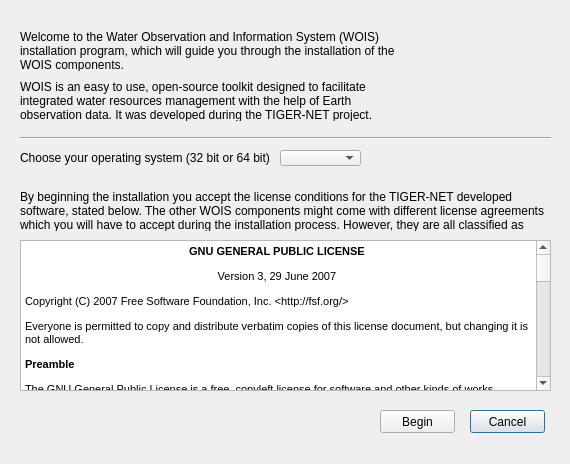
Above: ui/welcomeDialog.ui from DHI-GRAS/GWA_Installer before the change. Below: the same form after it.
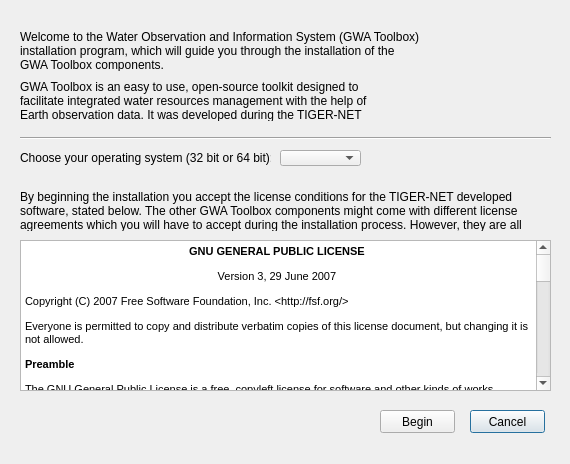
That is the form after the change. Icons and pictures are not drawn.

Commit message: replace WOIS by 'GWA Toolbox'

Patch:
```diff
--- a/ui/welcomeDialog.ui
+++ b/ui/welcomeDialog.ui
@@ -72,7 +72,7 @@
     <locale language="English" country="UnitedKingdom"/>
    </property>
    <property name="text">
-    <string>By beginning the installation you accept the license conditions for the TIGER-NET developed software, stated below. The other WOIS components might come with different license agreements which you will have to accept during the installation process. However, they are all classified as open-source.</string>
+    <string>By beginning the installation you accept the license conditions for the TIGER-NET developed software, stated below. The other GWA Toolbox components might come with different license agreements which you will have to accept during the installation process. However, they are all classified as open-source.</string>
    </property>
    <property name="wordWrap">
     <bool>true</bool>
@@ -258,7 +258,7 @@
     <locale language="English" country="UnitedKingdom"/>
    </property>
    <property name="text">
-    <string>WOIS is an easy to use, open-source toolkit designed to facilitate integrated water resources management with the help of Earth observation data. It was developed during the TIGER-NET project.</string>
+    <string>GWA Toolbox is an easy to use, open-source toolkit designed to facilitate integrated water resources management with the help of Earth observation data. It was developed during the TIGER-NET project.</string>
    </property>
    <property name="wordWrap">
     <bool>true</bool>
@@ -287,7 +287,7 @@
     </rect>
    </property>
    <property name="text">
-    <string>Welcome to the Water Observation and Information System (WOIS) installation program, which will guide you through the installation of the WOIS components.</string>
+    <string>Welcome to the Water Observation and Information System (GWA Toolbox) installation program, which will guide you through the installation of the GWA Toolbox components.</string>
    </property>
    <property name="wordWrap">
     <bool>true</bool>
```
Left out of the diff: 2 changed lines with no effect on the pictures. The commit also changes 10 other files.
